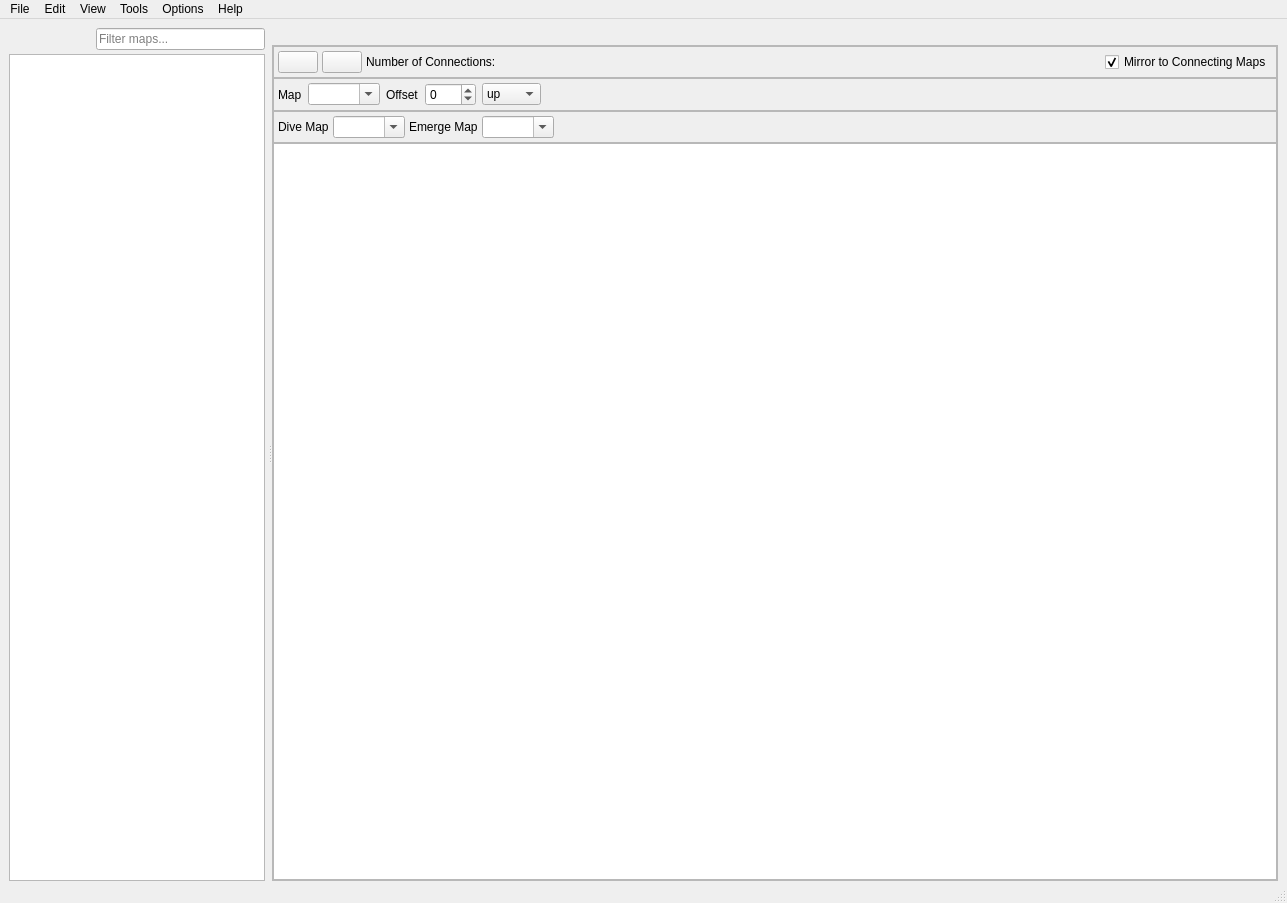
Old version of the form forms/mainwindow.ui in the repository huderlem/porymap.
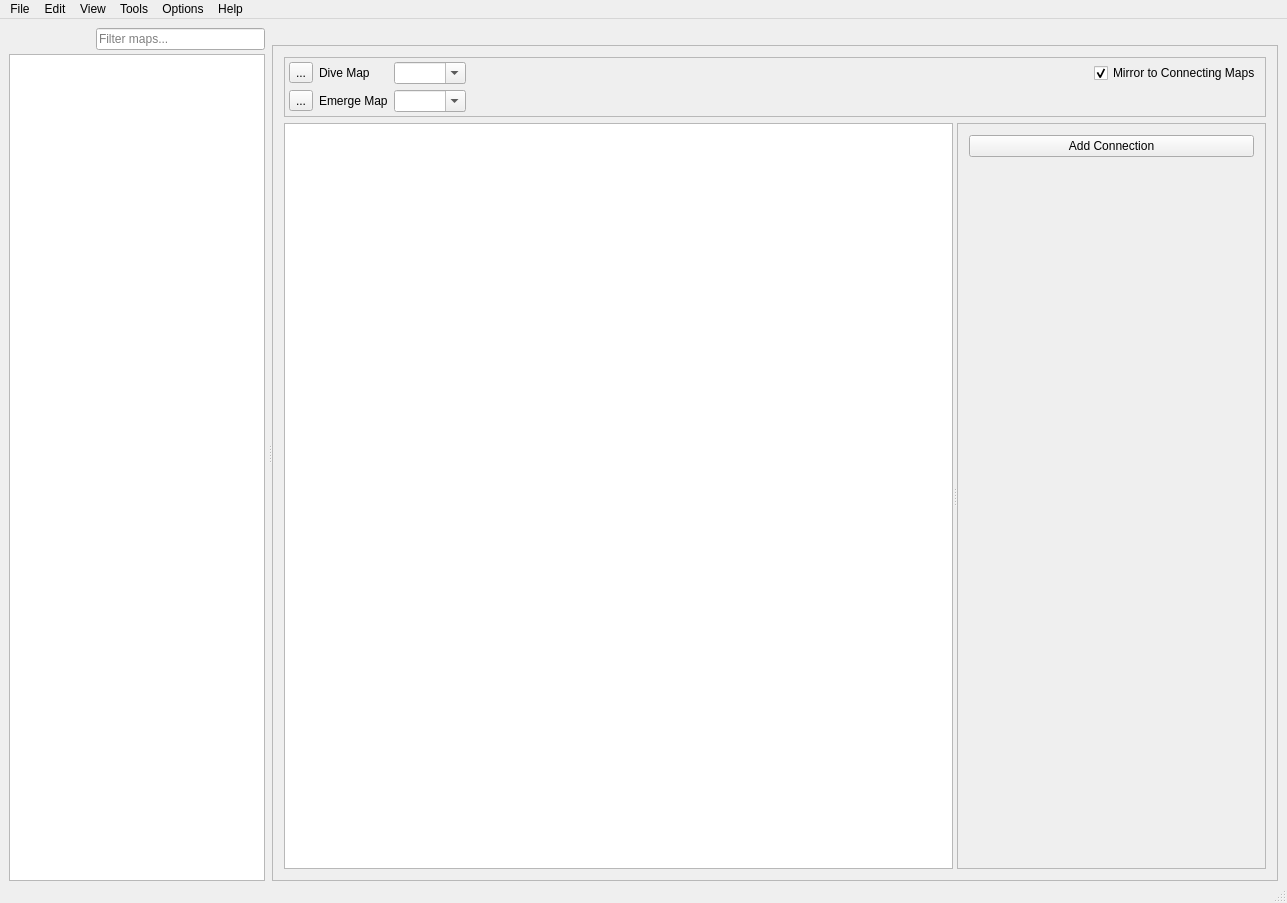
New version of the form. The open tabs and pages were chosen to show the change. Icons and pictures are not drawn. Custom widgets are drawn as their Qt base class.

Commit message: Initial connections tab UI redesign

Diff of the .ui file:
```diff
--- a/forms/mainwindow.ui
+++ b/forms/mainwindow.ui
@@ -2554,24 +2554,9 @@
               <property name="frameShadow">
                <enum>QFrame::Raised</enum>
               </property>
-              <layout class="QGridLayout" name="gridLayout_11">
-               <property name="leftMargin">
-                <number>0</number>
-               </property>
-               <property name="topMargin">
-                <number>0</number>
-               </property>
-               <property name="rightMargin">
-                <number>0</number>
-               </property>
-               <property name="bottomMargin">
-                <number>0</number>
-               </property>
-               <property name="spacing">
-                <number>0</number>
-               </property>
-               <item row="2" column="0">
-                <widget class="QFrame" name="horizontalFrame">
+              <layout class="QVBoxLayout" name="verticalLayout_18">
+               <item>
+                <widget class="QFrame" name="frame_ConnectionsTopBar">
                  <property name="sizePolicy">
                   <sizepolicy hsizetype="Expanding" vsizetype="Fixed">
                    <horstretch>0</horstretch>
@@ -2590,10 +2575,7 @@
                  <property name="frameShadow">
                   <enum>QFrame::Raised</enum>
                  </property>
-                 <layout class="QHBoxLayout" name="horizontalLayout_4">
-                  <property name="spacing">
-                   <number>4</number>
-                  </property>
+                 <layout class="QGridLayout" name="gridLayout_10">
                   <property name="leftMargin">
                    <number>4</number>
                   </property>
@@ -2606,64 +2588,11 @@
                   <property name="bottomMargin">
                    <number>4</number>
                   </property>
-                  <item>
-                   <widget class="QPushButton" name="pushButton_AddConnection">
-                    <property name="sizePolicy">
-                     <sizepolicy hsizetype="Minimum" vsizetype="Fixed">
-                      <horstretch>0</horstretch>
-                      <verstretch>0</verstretch>
-                     </sizepolicy>
-                    </property>
-                    <property name="toolTip">
-                     <string>&lt;html&gt;&lt;head/&gt;&lt;body&gt;&lt;p&gt;Add a new connection.&lt;/p&gt;&lt;/body&gt;&lt;/html&gt;</string>
-                    </property>
-                    <property name="text">
-                     <string/>
-                    </property>
-                    <property name="icon">
-                     <iconset>
-                      <activeon>:/icons/add.ico</activeon>
-                     </iconset>
-                    </property>
-                   </widget>
-                  </item>
-                  <item>
-                   <widget class="QPushButton" name="pushButton_RemoveConnection">
-                    <property name="toolTip">
-                     <string>&lt;html&gt;&lt;head/&gt;&lt;body&gt;&lt;p&gt;Remove the currently-selected connection.&lt;/p&gt;&lt;/body&gt;&lt;/html&gt;</string>
-                    </property>
-                    <property name="text">
-                     <string/>
-                    </property>
-                    <property name="icon">
-                     <iconset>
-                      <activeon>:/icons/delete.ico</activeon>
-                     </iconset>
-                    </property>
-                   </widget>
-                  </item>
-                  <item>
-                   <widget class="QLabel" name="label_13">
-                    <property name="text">
-                     <string>Number of Connections:</string>
-                    </property>
-                   </widget>
-                  </item>
-                  <item>
-                   <widget class="QLabel" name="label_NumConnections">
-                    <property name="text">
-                     <string/>
-                    </property>
-                   </widget>
-                  </item>
-                  <item>
-                   <spacer name="horizontalSpacer_11">
+                  <item row="0" column="3">
+                   <spacer name="horizontalSpacer_6">
                     <property name="orientation">
                      <enum>Qt::Horizontal</enum>
                     </property>
-                    <property name="sizeType">
-                     <enum>QSizePolicy::Expanding</enum>
-                    </property>
                     <property name="sizeHint" stdset="0">
                      <size>
                       <width>40</width>
@@ -2672,14 +2601,8 @@
                     </property>
                    </spacer>
                   </item>
-                  <item>
+                  <item row="0" column="4">
                    <widget class="QCheckBox" name="checkBox_MirrorConnections">
-                    <property name="sizePolicy">
-                     <sizepolicy hsizetype="Preferred" vsizetype="Preferred">
-                      <horstretch>0</horstretch>
-                      <verstretch>0</verstretch>
-                     </sizepolicy>
-                    </property>
                     <property name="toolTip">
                      <string>&lt;html&gt;&lt;head/&gt;&lt;body&gt;&lt;p&gt;If enabled, connections will automatically be updated on the connected map.&lt;/p&gt;&lt;/body&gt;&lt;/html&gt;</string>
                     </property>
@@ -2691,197 +2614,21 @@
                     </property>
                    </widget>
                   </item>
-                 </layout>
-                </widget>
-               </item>
-               <item row="6" column="0">
-                <widget class="QGraphicsView" name="graphicsView_Connections">
-                 <property name="sizePolicy">
-                  <sizepolicy hsizetype="Expanding" vsizetype="Expanding">
-                   <horstretch>0</horstretch>
-                   <verstretch>0</verstretch>
-                  </sizepolicy>
-                 </property>
-                 <property name="mouseTracking">
-                  <bool>false</bool>
-                 </property>
-                 <property name="autoFillBackground">
-                  <bool>false</bool>
-                 </property>
-                 <property name="verticalScrollBarPolicy">
-                  <enum>Qt::ScrollBarAsNeeded</enum>
-                 </property>
-                 <property name="horizontalScrollBarPolicy">
-                  <enum>Qt::ScrollBarAsNeeded</enum>
-                 </property>
-                 <property name="sizeAdjustPolicy">
-                  <enum>QAbstractScrollArea::AdjustIgnored</enum>
-                 </property>
-                 <property name="dragMode">
-                  <enum>QGraphicsView::NoDrag</enum>
-                 </property>
-                 <property name="transformationAnchor">
-                  <enum>QGraphicsView::AnchorUnderMouse</enum>
-                 </property>
-                 <property name="resizeAnchor">
-                  <enum>QGraphicsView::AnchorUnderMouse</enum>
-                 </property>
-                </widget>
-               </item>
-               <item row="4" column="0">
-                <widget class="QFrame" name="horizontalFrame2">
-                 <property name="sizePolicy">
-                  <sizepolicy hsizetype="Expanding" vsizetype="Fixed">
-                   <horstretch>0</horstretch>
-                   <verstretch>0</verstretch>
-                  </sizepolicy>
-                 </property>
-                 <property name="minimumSize">
-                  <size>
-                   <width>0</width>
-                   <height>32</height>
-                  </size>
-                 </property>
-                 <property name="frameShape">
-                  <enum>QFrame::StyledPanel</enum>
-                 </property>
-                 <property name="frameShadow">
-                  <enum>QFrame::Raised</enum>
-                 </property>
-                 <layout class="QHBoxLayout" name="horizontalLayout_3" stretch="0,0,0,0,0,0">
-                  <property name="spacing">
-                   <number>6</number>
-                  </property>
-                  <property name="leftMargin">
-                   <number>4</number>
-                  </property>
-                  <property name="topMargin">
-                   <number>4</number>
-                  </property>
-                  <property name="rightMargin">
-                   <number>4</number>
-                  </property>
-                  <property name="bottomMargin">
-                   <number>4</number>
-                  </property>
-                  <item>
-                   <widget class="QLabel" name="label_11">
+                  <item row="1" column="1">
+                   <widget class="QLabel" name="label_EmergeMap">
                     <property name="text">
-                     <string>Map</string>
+                     <string>Emerge Map</string>
                     </property>
                    </widget>
                   </item>
-                  <item>
-                   <widget class="NoScrollComboBox" name="comboBox_ConnectedMap">
-                    <property name="toolTip">
-                     <string>&lt;html&gt;&lt;head/&gt;&lt;body&gt;&lt;p&gt;The destination map name of the connection.&lt;/p&gt;&lt;/body&gt;&lt;/html&gt;</string>
-                    </property>
-                    <property name="editable">
-                     <bool>true</bool>
-                    </property>
-                   </widget>
-                  </item>
-                  <item>
-                   <widget class="QLabel" name="label_12">
-                    <property name="text">
-                     <string>Offset</string>
-                    </property>
-                   </widget>
-                  </item>
-                  <item>
-                   <widget class="QSpinBox" name="spinBox_ConnectionOffset">
-                    <property name="toolTip">
-                     <string>&lt;html&gt;&lt;head/&gt;&lt;body&gt;&lt;p&gt;The number of metatiles to offset the connection.&lt;/p&gt;&lt;/body&gt;&lt;/html&gt;</string>
-                    </property>
-                    <property name="minimum">
-                     <number>-999</number>
-                    </property>
-                    <property name="maximum">
-                     <number>999</number>
-                    </property>
-                   </widget>
-                  </item>
-                  <item>
-                   <widget class="NoScrollComboBox" name="comboBox_ConnectionDirection">
-                    <property name="toolTip">
-                     <string>&lt;html&gt;&lt;head/&gt;&lt;body&gt;&lt;p&gt;The direction of the connection.&lt;/p&gt;&lt;/body&gt;&lt;/html&gt;</string>
-                    </property>
-                    <item>
-                     <property name="text">
-                      <string>up</string>
-                     </property>
-                    </item>
-                    <item>
-                     <property name="text">
-                      <string>right</string>
-                     </property>
-                    </item>
-                    <item>
-                     <property name="text">
-                      <string>down</string>
-                     </property>
-                    </item>
-                    <item>
-                     <property name="text">
-                      <string>left</string>
-                     </property>
-                    </item>
-                   </widget>
-                  </item>
-                  <item>
-                   <spacer name="horizontalSpacer_6">
-                    <property name="orientation">
-                     <enum>Qt::Horizontal</enum>
-                    </property>
-                    <property name="sizeHint" stdset="0">
-                     <size>
-                      <width>40</width>
-                      <height>20</height>
-                     </size>
-                    </property>
-                   </spacer>
-                  </item>
-                 </layout>
-                </widget>
-               </item>
-               <item row="5" column="0">
-                <widget class="QFrame" name="horizontalFrame3">
-                 <property name="sizePolicy">
-                  <sizepolicy hsizetype="Expanding" vsizetype="Preferred">
-                   <horstretch>0</horstretch>
-                   <verstretch>0</verstretch>
-                  </sizepolicy>
-                 </property>
-                 <property name="frameShape">
-                  <enum>QFrame::StyledPanel</enum>
-                 </property>
-                 <property name="frameShadow">
-                  <enum>QFrame::Raised</enum>
-                 </property>
-                 <layout class="QHBoxLayout" name="horizontalLayout_6">
-                  <property name="spacing">
-                   <number>4</number>
-                  </property>
-                  <property name="leftMargin">
-                   <number>4</number>
-                  </property>
-                  <property name="topMargin">
-                   <number>4</number>
-                  </property>
-                  <property name="rightMargin">
-                   <number>4</number>
-                  </property>
-                  <property name="bottomMargin">
-                   <number>4</number>
-                  </property>
-                  <item>
-                   <widget class="QLabel" name="label_14">
+                  <item row="0" column="1">
+                   <widget class="QLabel" name="label_DiveMap">
                     <property name="text">
                      <string>Dive Map</string>
                     </property>
                    </widget>
                   </item>
-                  <item>
+                  <item row="0" column="2">
                    <widget class="NoScrollComboBox" name="comboBox_DiveMap">
                     <property name="toolTip">
                      <string>&lt;html&gt;&lt;head/&gt;&lt;body&gt;&lt;p&gt;Destination map name when using &lt;span style=&quot; font-weight:600;&quot;&gt;Dive&lt;/span&gt;. If empty, no such connection will exist.&lt;/p&gt;&lt;/body&gt;&lt;/html&gt;</string>
@@ -2891,14 +2638,7 @@
                     </property>
                    </widget>
                   </item>
-                  <item>
-                   <widget class="QLabel" name="label_15">
-                    <property name="text">
-                     <string>Emerge Map</string>
-                    </property>
-                   </widget>
-                  </item>
-                  <item>
+                  <item row="1" column="2">
                    <widget class="NoScrollComboBox" name="comboBox_EmergeMap">
                     <property name="toolTip">
                      <string>&lt;html&gt;&lt;head/&gt;&lt;body&gt;&lt;p&gt;Destination map name when emerging using &lt;span style=&quot; font-weight:600;&quot;&gt;Dive&lt;/span&gt;. If empty, no such connection will exist.&lt;/p&gt;&lt;/body&gt;&lt;/html&gt;</string>
@@ -2908,22 +2648,147 @@
                     </property>
                    </widget>
                   </item>
-                  <item>
-                   <spacer name="horizontalSpacer_10">
-                    <property name="orientation">
-                     <enum>Qt::Horizontal</enum>
+                  <item row="0" column="0">
+                   <widget class="QToolButton" name="button_OpenDiveMap">
+                    <property name="toolTip">
+                     <string>Open the selected Dive Map</string>
                     </property>
-                    <property name="sizeHint" stdset="0">
-                     <size>
-                      <width>40</width>
-                      <height>20</height>
-                     </size>
+                    <property name="text">
+                     <string>...</string>
                     </property>
-                   </spacer>
+                    <property name="icon">
+                     <iconset resource="../resources/images.qrc">
+                      <normaloff>:/icons/map_go.ico</normaloff>:/icons/map_go.ico</iconset>
+                    </property>
+                   </widget>
+                  </item>
+                  <item row="1" column="0">
+                   <widget class="QToolButton" name="button_OpenEmergeMap">
+                    <property name="toolTip">
+                     <string>Open the selected Emerge Map</string>
+                    </property>
+                    <property name="text">
+                     <string>...</string>
+                    </property>
+                    <property name="icon">
+                     <iconset resource="../resources/images.qrc">
+                      <normaloff>:/icons/map_go.ico</normaloff>:/icons/map_go.ico</iconset>
+                    </property>
+                   </widget>
                   </item>
                  </layout>
                 </widget>
                </item>
+               <item>
+                <widget class="QSplitter" name="splitter_Connections">
+                 <property name="orientation">
+                  <enum>Qt::Horizontal</enum>
+                 </property>
+                 <widget class="QGraphicsView" name="graphicsView_Connections">
+                  <property name="sizePolicy">
+                   <sizepolicy hsizetype="Expanding" vsizetype="Expanding">
+                    <horstretch>0</horstretch>
+                    <verstretch>0</verstretch>
+                   </sizepolicy>
+                  </property>
+                  <property name="mouseTracking">
+                   <bool>false</bool>
+                  </property>
+                  <property name="autoFillBackground">
+                   <bool>false</bool>
+                  </property>
+                  <property name="verticalScrollBarPolicy">
+                   <enum>Qt::ScrollBarAsNeeded</enum>
+                  </property>
+                  <property name="horizontalScrollBarPolicy">
+                   <enum>Qt::ScrollBarAsNeeded</enum>
+                  </property>
+                  <property name="sizeAdjustPolicy">
+                   <enum>QAbstractScrollArea::AdjustIgnored</enum>
+                  </property>
+                  <property name="dragMode">
+                   <enum>QGraphicsView::NoDrag</enum>
+                  </property>
+                  <property name="transformationAnchor">
+                   <enum>QGraphicsView::AnchorUnderMouse</enum>
+                  </property>
+                  <property name="resizeAnchor">
+                   <enum>QGraphicsView::AnchorUnderMouse</enum>
+                  </property>
+                 </widget>
+                 <widget class="QFrame" name="frame_EditConnectionsPanel">
+                  <property name="frameShape">
+                   <enum>QFrame::StyledPanel</enum>
+                  </property>
+                  <property name="frameShadow">
+                   <enum>QFrame::Raised</enum>
+                  </property>
+                  <layout class="QVBoxLayout" name="verticalLayout_17">
+                   <item>
+                    <widget class="QPushButton" name="pushButton_AddConnection">
+                     <property name="text">
+                      <string>Add Connection</string>
+                     </property>
+                     <property name="icon">
+                      <iconset resource="../resources/images.qrc">
+                       <normaloff>:/icons/add.ico</normaloff>:/icons/add.ico</iconset>
+                     </property>
+                    </widget>
+                   </item>
+                   <item>
+                    <widget class="QScrollArea" name="scrollArea_ConnectionsList">
+                     <property name="frameShape">
+                      <enum>QFrame::NoFrame</enum>
+                     </property>
+                     <property name="widgetResizable">
+                      <bool>true</bool>
+                     </property>
+                     <widget class="QWidget" name="scrollAreaContents_ConnectionsList">
+                      <property name="geometry">
+                       <rect>
+                        <x>0</x>
+                        <y>0</y>
+                        <width>365</width>
+                        <height>658</height>
+                       </rect>
+                      </property>
+                      <layout class="QVBoxLayout" name="layout_ConnectionsList">
+                       <property name="spacing">
+                        <number>8</number>
+                       </property>
+                       <property name="leftMargin">
+                        <number>0</number>
+                       </property>
+                       <property name="topMargin">
+                        <number>0</number>
+                       </property>
+                       <property name="rightMargin">
+                        <number>0</number>
+                       </property>
+                       <property name="bottomMargin">
+                        <number>0</number>
+                       </property>
+                       <item>
+                        <spacer name="verticalSpacer">
+                         <property name="orientation">
+                          <enum>Qt::Vertical</enum>
+                         </property>
+                         <property name="sizeHint" stdset="0">
+                          <size>
+                           <width>20</width>
+                           <height>40</height>
+                          </size>
+                         </property>
+                        </spacer>
+                       </item>
+                      </layout>
+                     </widget>
+                    </widget>
+                   </item>
+                  </layout>
+                 </widget>
+                </widget>
+               </item>
               </layout>
              </widget>
             </item>
```
Left out of the diff: 38 changed lines with no effect on the pictures. The commit also changes 9 other files.
